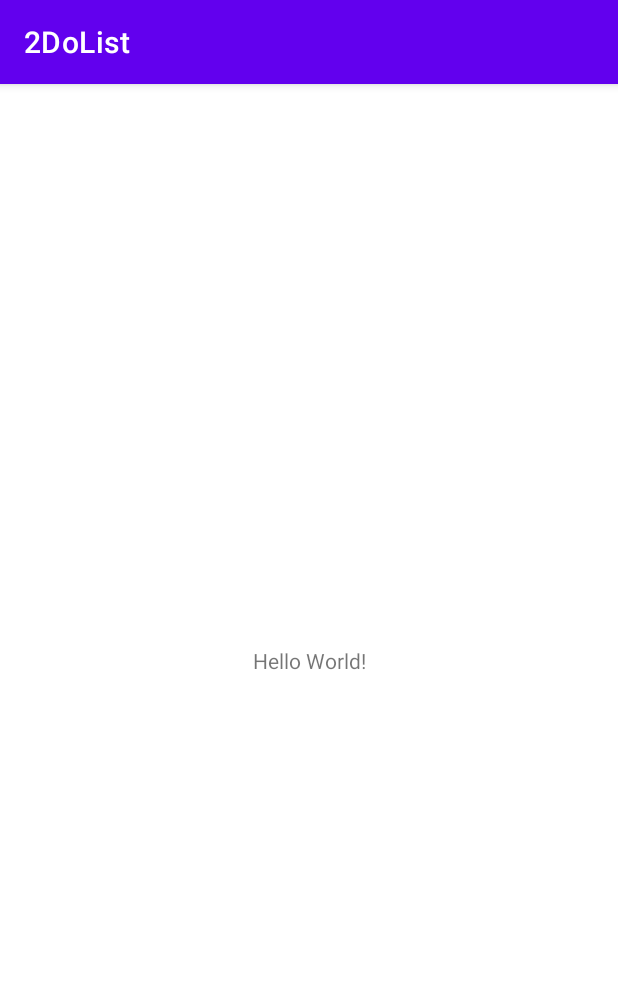
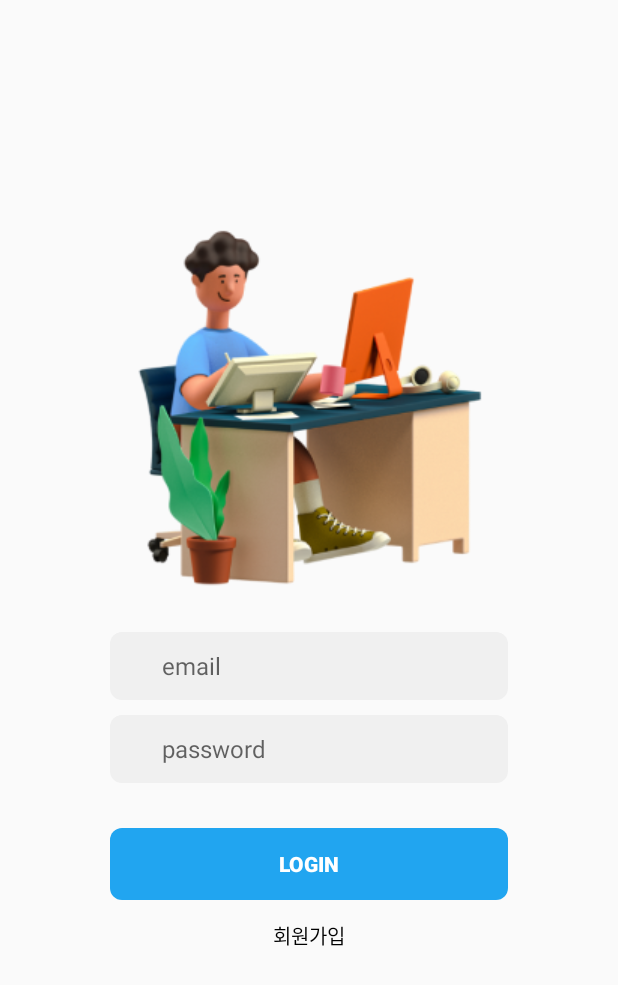
Before and after one commit to O-Wensu/Android_2DoList, an Android app: the screen it shows after launch (MainActivity), on a phone screen of 412 x 824 dp. Shown: the top 985 px of the screen. Run offline under Robolectric (Android 15) with nearby library versions, the phone set to English and light mode, and no system bars.

Commit message:
design: 로그인 페이지 디자인

```diff
--- /dev/null
+++ b/app/src/main/res/drawable/rounded_corner_rectangle.xml
@@ -0,0 +1,12 @@
+<?xml version="1.0" encoding="utf-8"?>
+<shape xmlns:android="http://schemas.android.com/apk/res/android"
+    android:shape="rectangle"
+    android:thickness="0dp">
+    <corners android:radius="8dp" />
+    <padding
+        android:bottom="5dp"
+        android:left="35dp"
+        android:right="35dp"
+        android:top="5dp" />
+    <size android:height="45dp"/>
+</shape>
--- a/app/src/main/res/layout/activity_main.xml
+++ b/app/src/main/res/layout/activity_main.xml
@@ -6,13 +6,70 @@
     android:layout_height="match_parent"
     tools:context=".MainActivity">
 
-    <TextView
+    <ImageView
+        android:id="@+id/loginImageView"
         android:layout_width="wrap_content"
         android:layout_height="wrap_content"
-        android:text="Hello World!"
+        android:src="@drawable/login_image"
         app:layout_constraintBottom_toBottomOf="parent"
-        app:layout_constraintLeft_toLeftOf="parent"
-        app:layout_constraintRight_toRightOf="parent"
-        app:layout_constraintTop_toTopOf="parent" />
+        app:layout_constraintEnd_toEndOf="parent"
+        app:layout_constraintStart_toStartOf="parent"
+        app:layout_constraintTop_toTopOf="parent"
+        app:layout_constraintVertical_bias="0.25" />
+
+    <EditText
+        android:id="@+id/idEditText"
+        android:layout_width="0dp"
+        android:layout_height="wrap_content"
+        android:layout_marginTop="16dp"
+        android:background="@drawable/rounded_corner_rectangle"
+        android:backgroundTint="@color/grey"
+        android:hint="email"
+        android:inputType="textEmailAddress"
+        android:singleLine="true"
+        android:textSize="16sp"
+        app:layout_constraintEnd_toEndOf="@id/loginImageView"
+        app:layout_constraintStart_toStartOf="@id/loginImageView"
+        app:layout_constraintTop_toBottomOf="@id/loginImageView" />
+
+    <EditText
+        android:id="@+id/passwordEditText"
+        android:layout_width="0dp"
+        android:layout_height="wrap_content"
+        android:layout_marginTop="10dp"
+        android:background="@drawable/rounded_corner_rectangle"
+        android:backgroundTint="@color/grey"
+        android:hint="password"
+        android:inputType="textPassword"
+        android:singleLine="true"
+        android:textSize="16sp"
+        app:layout_constraintEnd_toEndOf="@id/loginImageView"
+        app:layout_constraintStart_toStartOf="@id/loginImageView"
+        app:layout_constraintTop_toBottomOf="@id/idEditText" />
+
+    <Button
+        android:id="@+id/loginButton"
+        android:layout_width="0dp"
+        android:layout_height="wrap_content"
+        android:layout_marginTop="30dp"
+        android:background="@drawable/rounded_corner_rectangle"
+        android:backgroundTint="@color/blue"
+        android:text="LOGIN"
+        android:textColor="@color/white"
+        android:textStyle="bold"
+        app:layout_constraintEnd_toEndOf="@id/loginImageView"
+        app:layout_constraintStart_toStartOf="@id/loginImageView"
+        app:layout_constraintTop_toBottomOf="@id/passwordEditText" />
+
+    <Button
+        android:layout_width="wrap_content"
+        android:layout_height="wrap_content"
+        android:background="@android:color/transparent"
+        android:text="회원가입"
+        android:textColor="@color/black"
+        android:textSize="13sp"
+        app:layout_constraintEnd_toEndOf="@id/loginImageView"
+        app:layout_constraintStart_toStartOf="@id/loginImageView"
+        app:layout_constraintTop_toBottomOf="@id/loginButton" />
 
 </androidx.constraintlayout.widget.ConstraintLayout>
--- a/app/src/main/res/values/colors.xml
+++ b/app/src/main/res/values/colors.xml
@@ -7,4 +7,7 @@
     <color name="teal_700">#FF018786</color>
     <color name="black">#FF000000</color>
     <color name="white">#FFFFFFFF</color>
+    <color name="grey">#F0F0F0</color>
+    <color name="light_grey">#F5F5F5</color>
+    <color name="blue">#21A5F0</color>
 </resources>
--- a/app/src/main/res/values/themes.xml
+++ b/app/src/main/res/values/themes.xml
@@ -1,16 +1,17 @@
 <resources xmlns:tools="http://schemas.android.com/tools">
     <!-- Base application theme. -->
-    <style name="Theme.2DoList" parent="Theme.MaterialComponents.DayNight.DarkActionBar">
+    <style name="Theme.2DoList" parent="Theme.AppCompat.DayNight.DarkActionBar">
         <!-- Primary brand color. -->
         <item name="colorPrimary">@color/purple_500</item>
-        <item name="colorPrimaryVariant">@color/purple_700</item>
+        <item name="colorPrimaryVariant">@color/blue</item>
         <item name="colorOnPrimary">@color/white</item>
         <!-- Secondary brand color. -->
         <item name="colorSecondary">@color/teal_200</item>
         <item name="colorSecondaryVariant">@color/teal_700</item>
         <item name="colorOnSecondary">@color/black</item>
         <!-- Status bar color. -->
-        <item name="android:statusBarColor" tools:targetApi="l">?attr/colorPrimaryVariant</item>
+        <item name="android:statusBarColor" tools:targetApi="l">?attr/colorOnSecondary</item>
         <!-- Customize your theme here. -->
+        <item name="windowNoTitle">true</item>
     </style>
 </resources>
```
Also changed, not shown: app/src/main/res/drawable/login_image.png (added).
